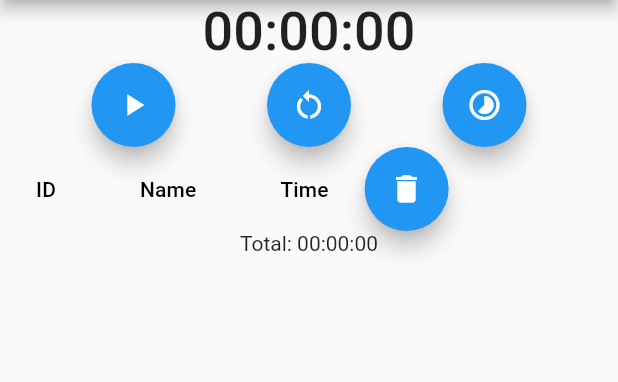
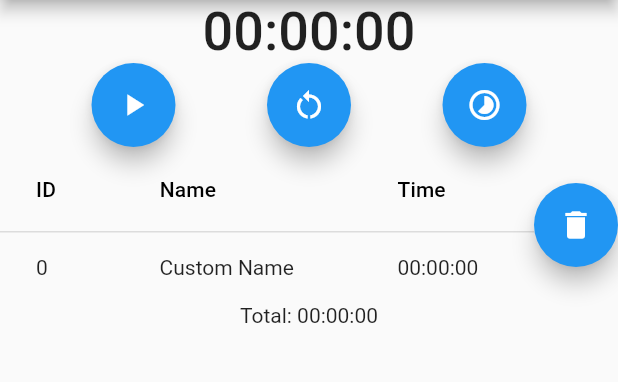
Before and after one commit to diego-rapoport/timer-study-helper, a Flutter app: the screen it shows after launch, after a tap on the "timelapse" icon, on a phone screen of 412 x 824 dp, the part 84-466 px from its top. Run offline on Flutter 3.47's test engine with Material 2 defaults, Android fonts, the phone set to English and light mode, and no system bars.

Commit message:
add: table full width + check empty list

```diff
--- a/lib/main.dart
+++ b/lib/main.dart
@@ -73,11 +73,14 @@ class _MyAppState extends State<MyApp> {
   }
 
   void saveTime() {
-    Text child = _rowList.last.cells[2].child as Text;
-    if (child.data == durationToDigits(myDuration)) return;
-    final timestamp = durationToDigits(myDuration);
-    _addRow(timestamp);
-    _addTotalTime(timestamp);
+    Text? child =
+        _rowList.isNotEmpty ? _rowList.last.cells[2].child as Text : null;
+    if (child == null || child.data != durationToDigits(myDuration)) {
+      final timestamp = durationToDigits(myDuration);
+      _addRow(timestamp);
+      _addTotalTime(timestamp);
+      return;
+    }
   }
 
   Widget getPlayPauseIcon() {
@@ -165,7 +168,11 @@ class _MyAppState extends State<MyApp> {
           ),
           Row(
             children: [
-              _createDataTable(),
+              Expanded(
+                  child: SingleChildScrollView(
+                scrollDirection: Axis.vertical,
+                child: _createDataTable(),
+              )),
               FloatingActionButton(
                 onPressed: clearTable,
                 child: const Icon(Icons.delete),
```
